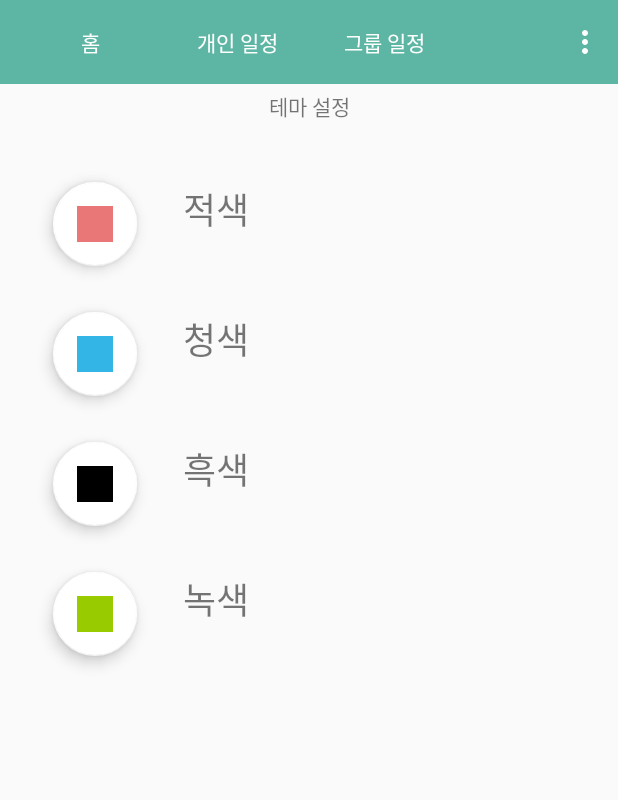
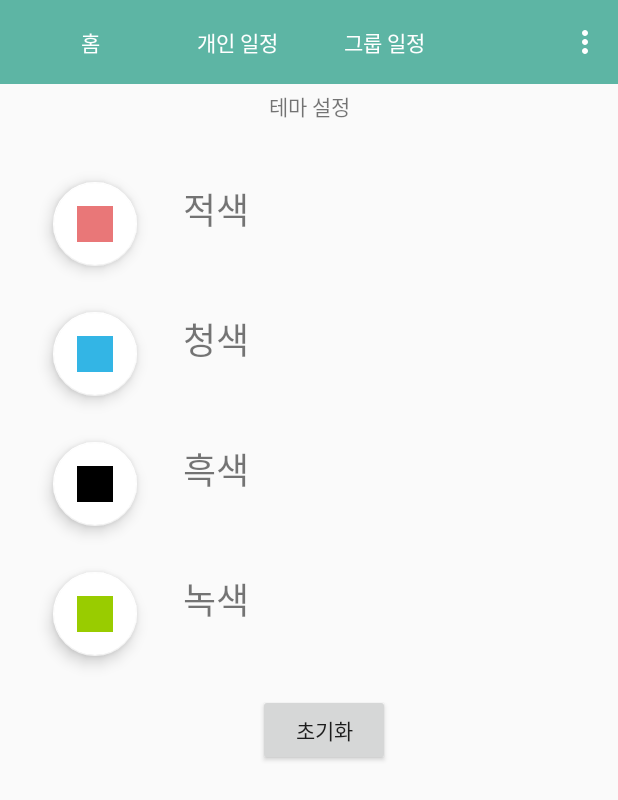
Before and after one commit to hw1210/openproject, an Android app: the theme screen opened directly, with no data from a screen before it, on a phone screen of 412 x 824 dp. Shown: the top 800 px of the screen. Run offline under Robolectric (Android 15) with nearby library versions, the light colour scheme and no system bars.

Commit message:
테마 초기화 추가

```diff
--- a/app/src/main/java/opensourceteamproject/calendar/theme.java
+++ b/app/src/main/java/opensourceteamproject/calendar/theme.java
@@ -11,6 +11,7 @@
 import android.view.MenuItem;
 import android.view.View;
 import android.widget.Button;
+import android.widget.TextView;
 
 public class theme extends AppCompatActivity {
     Button btn_mySelf;
@@ -68,6 +69,15 @@
                 toolbar.setBackgroundColor(getResources().getColor(R.color.Green));
             }
         });
+
+        Button reset=(Button)findViewById(R.id.reset);
+        reset.setOnClickListener(new View.OnClickListener(){
+            @Override
+            public void onClick(View v){
+                toolbar.setBackgroundColor(Color.rgb(93,181,164));
+            }
+        });
+
 
     }
 
--- a/app/src/main/res/layout/activity_theme.xml
+++ b/app/src/main/res/layout/activity_theme.xml
@@ -183,6 +183,8 @@
                 app:backgroundTint="#FFFFFF"
                 app:srcCompat="@android:color/holo_green_light" />
 
+
+
             <TextView
                 android:id="@+id/Green"
                 android:layout_width="match_parent"
@@ -195,6 +197,13 @@
                 android:textSize="24sp" />
 
         </LinearLayout>
+        <Button
+            android:layout_marginTop="10dp"
+            android:layout_width="wrap_content"
+            android:layout_height="wrap_content"
+            android:text="초기화"
+            android:layout_gravity="center"
+            android:id="@+id/reset"/>
 
     </LinearLayout>
 
```
Also changed, not shown: app/src/main/java/opensourceteamproject/calendar/MainActivity.java (+5 -4 lines).
